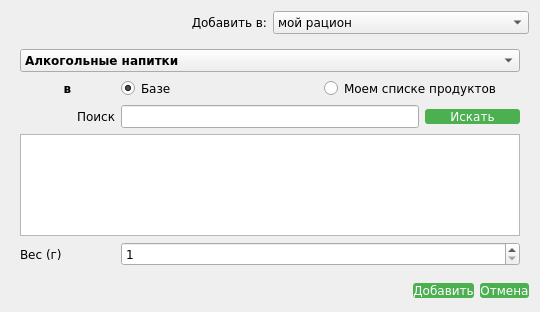
The window that adddialog.ui (tkacz-/FitAssist) describes before a commit, drawn with Qt 5.
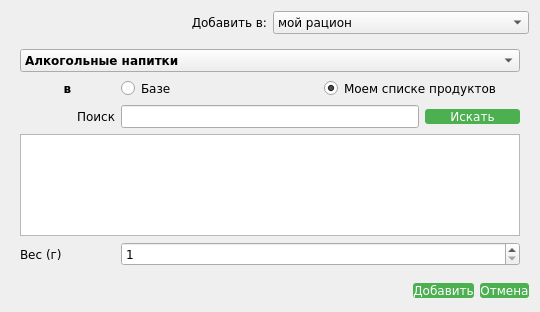
The same window after the commit.

The edit to the form file:
```diff
--- a/adddialog.ui
+++ b/adddialog.ui
@@ -315,7 +315,7 @@
             <bool>true</bool>
            </property>
            <property name="checked">
-            <bool>true</bool>
+            <bool>false</bool>
            </property>
           </widget>
          </item>
@@ -324,6 +324,9 @@
            <property name="text">
             <string>Моем списке продуктов</string>
            </property>
+           <property name="checked">
+            <bool>true</bool>
+           </property>
           </widget>
          </item>
          <item row="6" column="1" colspan="4">
```
